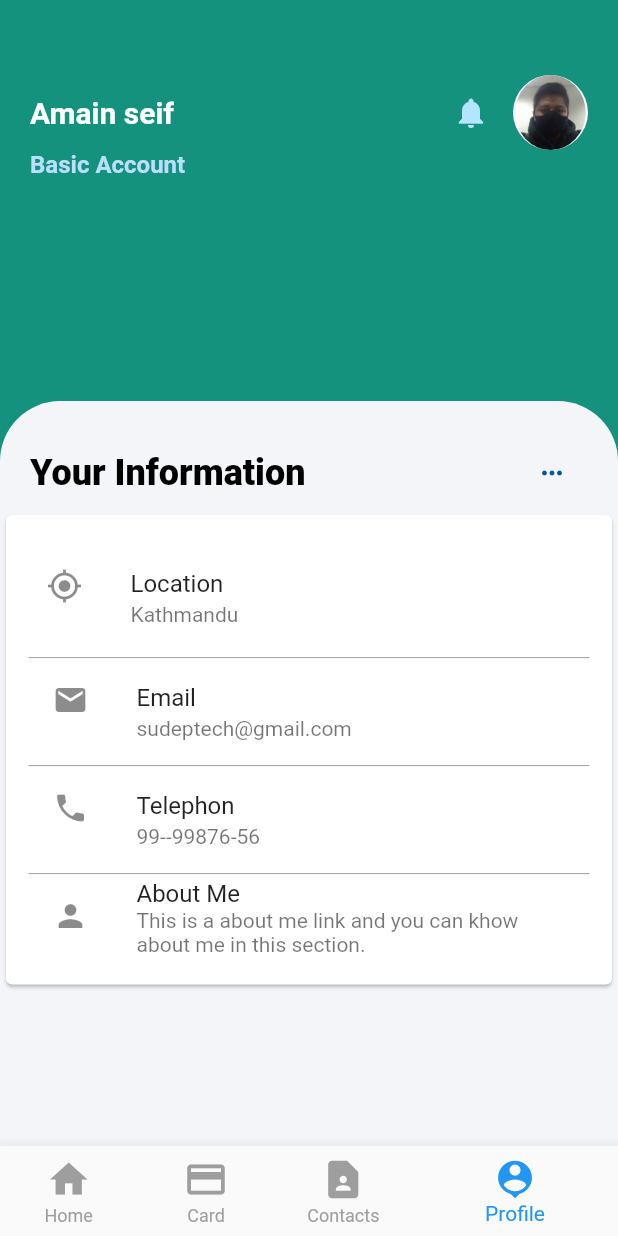
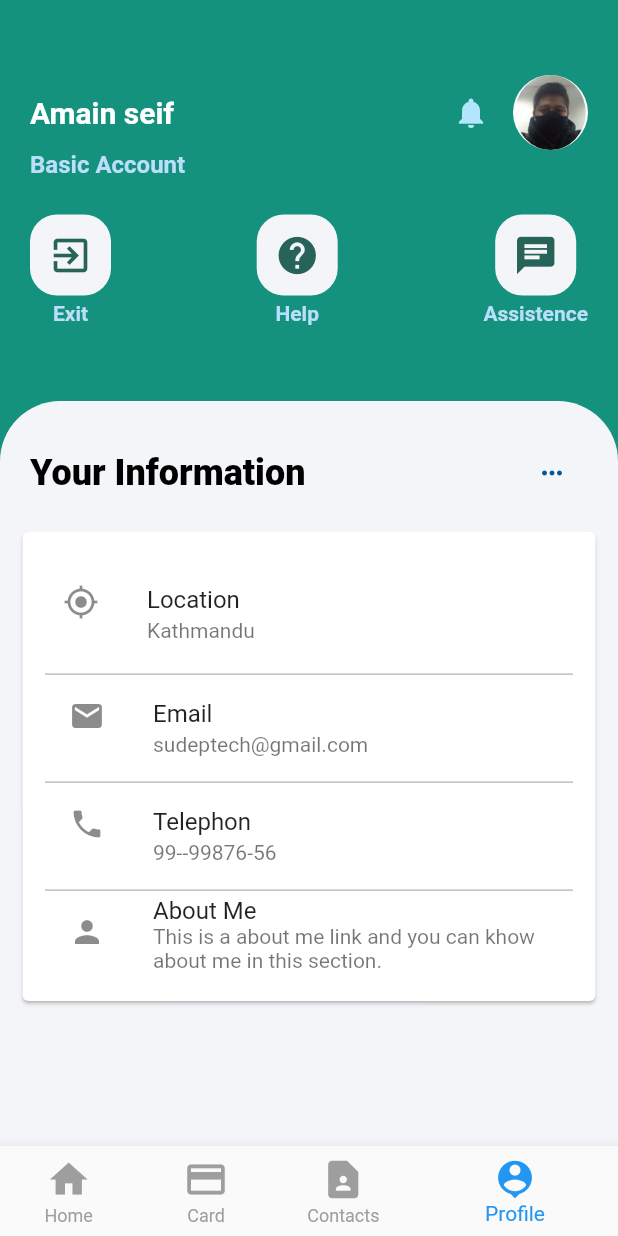
Before and after one commit to ProgrammerAuditore/proyecto-final, a Flutter app: the screen it shows after launch, item 4 of the bottom bar chosen, on a phone screen of 412 x 824 dp. Run offline on Flutter 3.47's test engine with Material 2 defaults, Android fonts, the phone set to English and light mode, and no system bars.

Commit message:
*** dev : Se agrego opc en la pagina Profile

```diff
--- a/lib/l10n/intl_en.arb
+++ b/lib/l10n/intl_en.arb
@@ -37,6 +37,9 @@
     "pageContactsContentSubTitulo": "4 Contacts Available",
     "pageContactsContentTipo": "Friend",
     "pageContactsContentEstado": "Member New",
+    "pageContactsContentSalir": "Exit",
+    "pageContactsContentAyuda": "Help",
+    "pageContactsContentAsistencia": "Assistence",
 
 
 
--- a/lib/l10n/intl_es.arb
+++ b/lib/l10n/intl_es.arb
@@ -37,6 +37,9 @@
     "pageContactsContentSubTitulo": "4 contactos disponibles",
     "pageContactsContentTipo": "Amigo",
     "pageContactsContentEstado": "Nuevo miembro",
+    "pageContactsContentSalir": "Salir",
+    "pageContactsContentAyuda": "Ayuda",
+    "pageContactsContentAsistencia": "Asistencia",
 
 
 
--- a/lib/pages/Profile/ProfileContent.dart
+++ b/lib/pages/Profile/ProfileContent.dart
@@ -52,6 +52,7 @@ Container contentTitulo(BuildContext context) {
 
 Card contentCard(BuildContext context) {
   return Card(
+    margin: EdgeInsets.all(15),
     child: Container(
       alignment: Alignment.topLeft,
       padding: EdgeInsets.all(15),
--- a/lib/pages/Profile/ProfileHeader.dart
+++ b/lib/pages/Profile/ProfileHeader.dart
@@ -1,6 +1,6 @@
+import 'package:appfoodfast/config.dart';
 import 'package:appfoodfast/generated/l10n.dart';
 import 'package:flutter/material.dart';
-
 
 class ProfileHeader extends StatelessWidget {
   const ProfileHeader({Key? key}) : super(key: key);
@@ -54,8 +54,60 @@ class ProfileHeader extends StatelessWidget {
           SizedBox(
             height: 24,
           ),
+          Row(
+            crossAxisAlignment: CrossAxisAlignment.center,
+            mainAxisAlignment: MainAxisAlignment.spaceBetween,
+            children: [
+              OpcMenu( icono: Icons.exit_to_app, titulo: S.of(context).pageContactsContentSalir),
+              OpcMenu( icono: Icons.help, titulo: S.of(context).pageContactsContentAyuda),
+              OpcMenu( icono: Icons.chat, titulo: S.of(context).pageContactsContentAsistencia),
+            ],
+          )
         ],
       ),
     );
   }
 }
+
+class OpcMenu extends StatelessWidget {
+  final IconData icono;
+  final String titulo;
+
+  const OpcMenu(
+    {Key? key,
+      this.icono = Icons.home,
+      this.titulo = "Nuevo",
+    })
+    : super(key: key);
+
+  @override
+  Widget build(BuildContext context) {
+    return Container(
+      child: Column(
+        children: <Widget>[
+          Container(
+            decoration: BoxDecoration(
+                color: Color.fromRGBO(243, 245, 248, 1),
+                borderRadius: BorderRadius.all(Radius.circular(18))),
+            child: Icon(
+              icono,
+              color: MyAppConfig.appColorIconsPrimary,
+              size: 30,
+            ),
+            padding: EdgeInsets.all(12),
+          ),
+          SizedBox(
+            height: 4,
+          ),
+          Text(
+            titulo,
+            style: TextStyle(
+                fontWeight: FontWeight.w700,
+                fontSize: 14,
+                color: Colors.blue[100]),
+          ),
+        ],
+      ),
+    );
+  }
+}
```
Also changed, not shown: lib/generated/intl/messages_en.dart, lib/generated/intl/messages_es.dart, lib/generated/l10n.dart.
